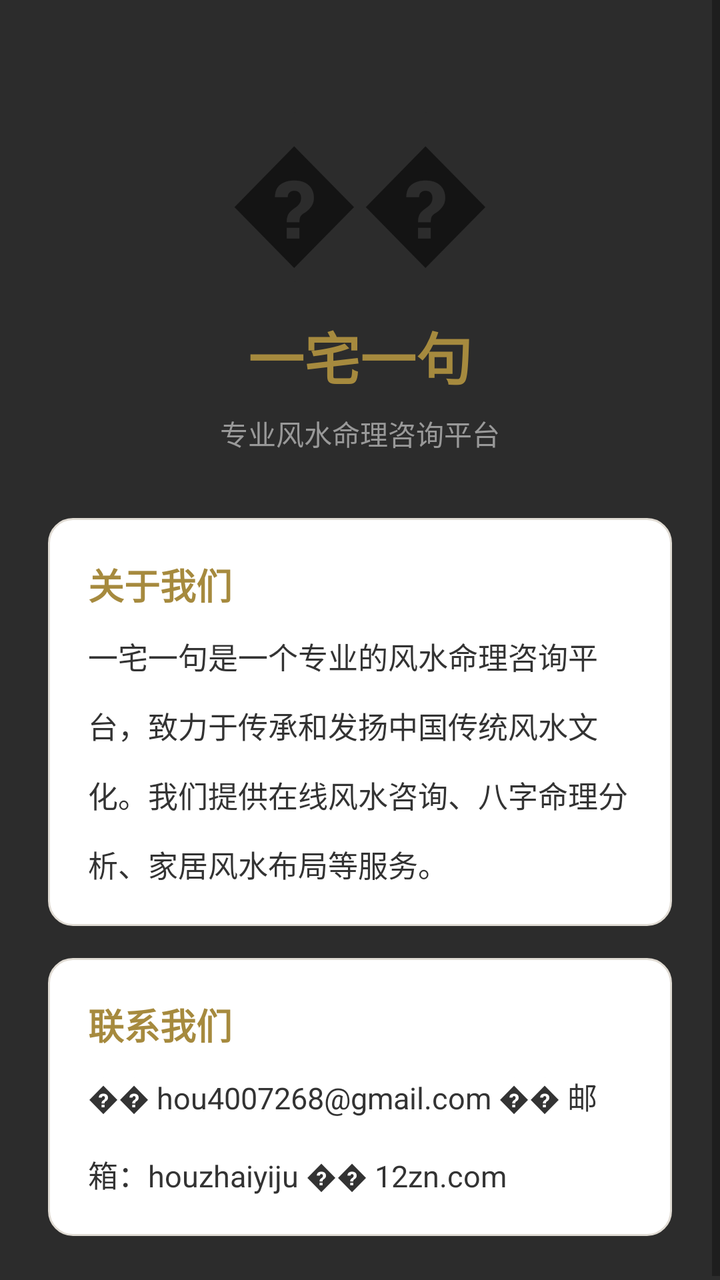
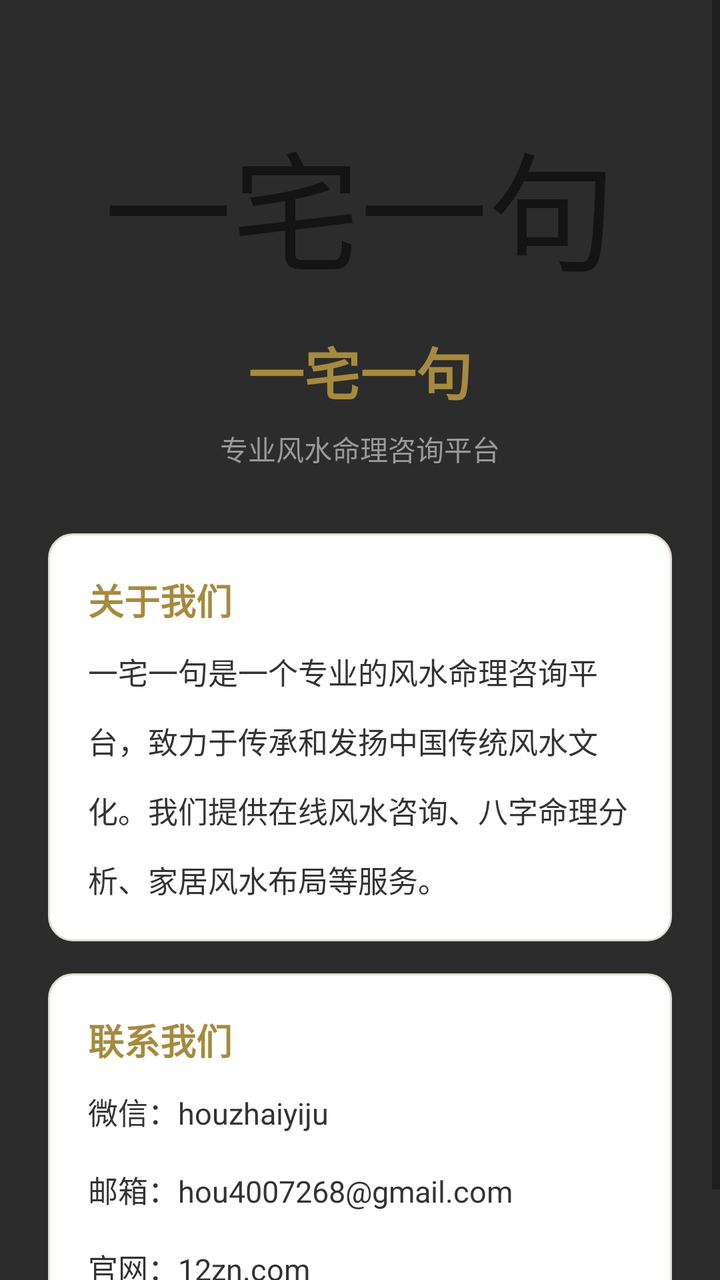

Screens rendered from an Android XML layout before and after an edit, with the pre-edit source and the edit as a unified diff.
<!-- AndroidManifest.xml: application theme Theme.YizhaiYiju -->
<!-- res/layout/fragment_about.xml -->
<?xml version="1.0" encoding="utf-8"?>
<ScrollView xmlns:android="http://schemas.android.com/apk/res/android"
    android:background="@color/bg_dark"
    android:layout_width="match_parent"
    android:layout_height="match_parent">
    <LinearLayout
        android:gravity="center_horizontal"
        android:orientation="vertical"
        android:padding="24dp"
        android:layout_width="match_parent"
        android:layout_height="wrap_content">
        <TextView
            android:textSize="64sp"
            android:layout_width="wrap_content"
            android:layout_height="wrap_content"
            android:layout_marginTop="32dp"
            android:text="��"/>
        <TextView
            android:textSize="28sp"
            android:textStyle="bold"
            android:textColor="@color/gold"
            android:layout_width="wrap_content"
            android:layout_height="wrap_content"
            android:layout_marginTop="16dp"
            android:text="一宅一句"/>
        <TextView
            android:textSize="14sp"
            android:textColor="@color/text_gray"
            android:layout_width="wrap_content"
            android:layout_height="wrap_content"
            android:layout_marginTop="8dp"
            android:text="专业风水命理咨询平台"/>
        <LinearLayout
            android:orientation="vertical"
            android:background="@drawable/bg_card"
            android:padding="20dp"
            android:layout_width="match_parent"
            android:layout_height="wrap_content"
            android:layout_marginTop="32dp">
            <TextView
                android:textSize="18sp"
                android:textStyle="bold"
                android:textColor="@color/gold"
                android:layout_width="wrap_content"
                android:layout_height="wrap_content"
                android:layout_marginBottom="12dp"
                android:text="关于我们"/>
            <TextView
                android:textSize="15sp"
                android:textColor="@color/text_primary"
                android:layout_width="match_parent"
                android:layout_height="wrap_content"
                android:text="一宅一句是一个专业的风水命理咨询平台，致力于传承和发扬中国传统风水文化。我们提供在线风水咨询、八字命理分析、家居风水布局等服务。"
                android:lineSpacingMultiplier="1.6"/>
        </LinearLayout>
        <LinearLayout
            android:orientation="vertical"
            android:background="@drawable/bg_card"
            android:padding="20dp"
            android:layout_width="match_parent"
            android:layout_height="wrap_content"
            android:layout_marginTop="16dp">
            <TextView
                android:textSize="18sp"
                android:textStyle="bold"
                android:textColor="@color/gold"
                android:layout_width="wrap_content"
                android:layout_height="wrap_content"
                android:layout_marginBottom="12dp"
                android:text="联系我们"/>
            <TextView
                android:textSize="15sp"
                android:textColor="@color/text_primary"
                android:layout_width="match_parent"
                android:layout_height="wrap_content"
                android:text="�� hou4007268@gmail.com �� 邮箱：houzhaiyiju �� 12zn.com"
                android:lineSpacingMultiplier="1.8"/>
        </LinearLayout>
    </LinearLayout>
</ScrollView>
<!-- resources referenced by this layout -->
<resources>
  <color name="bg_dark">#2c2c2c</color>
  <color name="gold">#a68a3e</color>
  <color name="text_gray">#999999</color>
  <color name="text_primary">#333333</color>
  <!-- drawable bg_card (drawable) -->
  <?xml version="1.0" encoding="utf-8"?>
  <shape xmlns:android="http://schemas.android.com/apk/res/android">
      <solid android:color="@color/bg_card"/>
      <corners android:radius="12dp"/>
      <stroke
          android:width="1dp"
          android:color="@color/border_soft"/>
  </shape>
  <style name="Theme.YizhaiYiju" parent="Theme.MaterialComponents.Light.NoActionBar">
          <item name="colorPrimary">@color/primary</item>
          <item name="colorPrimaryDark">@color/primary</item>
          <item name="colorAccent">@color/accent</item>
          <item name="android:windowBackground">@color/bg_page</item>
          <item name="android:statusBarColor">@color/bg_page</item>
      </style>
  <color name="bg_card">#ffffff</color>
  <color name="border_soft">#e0dbd3</color>
  <color name="primary">#a68a3e</color>
  <color name="accent">#b5452a</color>
  <color name="bg_page">#f6f2eb</color>
</resources>

<!-- the commit's change to res/layout/fragment_about.xml (unified diff, before → after) -->
@@ -14,7 +14,7 @@
             android:layout_width="wrap_content"
             android:layout_height="wrap_content"
             android:layout_marginTop="32dp"
-            android:text="��"/>
+            android:text="一宅一句"/>
         <TextView
             android:textSize="28sp"
             android:textStyle="bold"
@@ -73,7 +73,7 @@
                 android:textColor="@color/text_primary"
                 android:layout_width="match_parent"
                 android:layout_height="wrap_content"
-                android:text="�� hou4007268@gmail.com �� 邮箱：houzhaiyiju �� 12zn.com"
+                android:text="微信：houzhaiyiju\n邮箱：hou4007268@gmail.com\n官网：12zn.com"
                 android:lineSpacingMultiplier="1.8"/>
         </LinearLayout>
     </LinearLayout>
